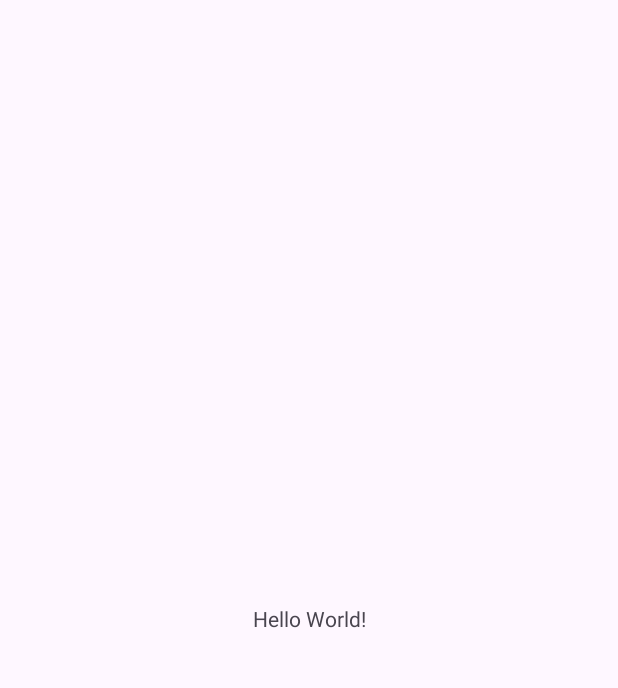
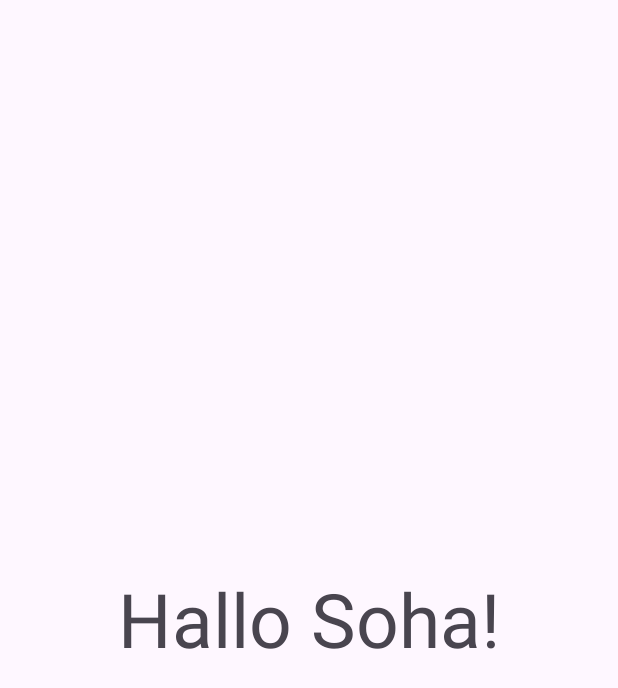
Before and after one commit to Tantawiiii/4U_Store_App, an Android app: the screen it shows after launch (MainActivity), on a phone screen of 412 x 824 dp. Before the commit the part shown is almost empty. Shown: the top 688 px of the screen. Run offline under Robolectric (Android 15) with nearby library versions, the phone set to English and light mode, and no system bars.

Commit message:
change text

```diff
--- a/app/src/main/res/layout/activity_main.xml
+++ b/app/src/main/res/layout/activity_main.xml
@@ -10,7 +10,8 @@
     <TextView
         android:layout_width="wrap_content"
         android:layout_height="wrap_content"
-        android:text="Hello World!"
+        android:text="Hallo Soha!"
+        android:textSize="50sp"
         app:layout_constraintBottom_toBottomOf="parent"
         app:layout_constraintEnd_toEndOf="parent"
         app:layout_constraintStart_toStartOf="parent"
```
